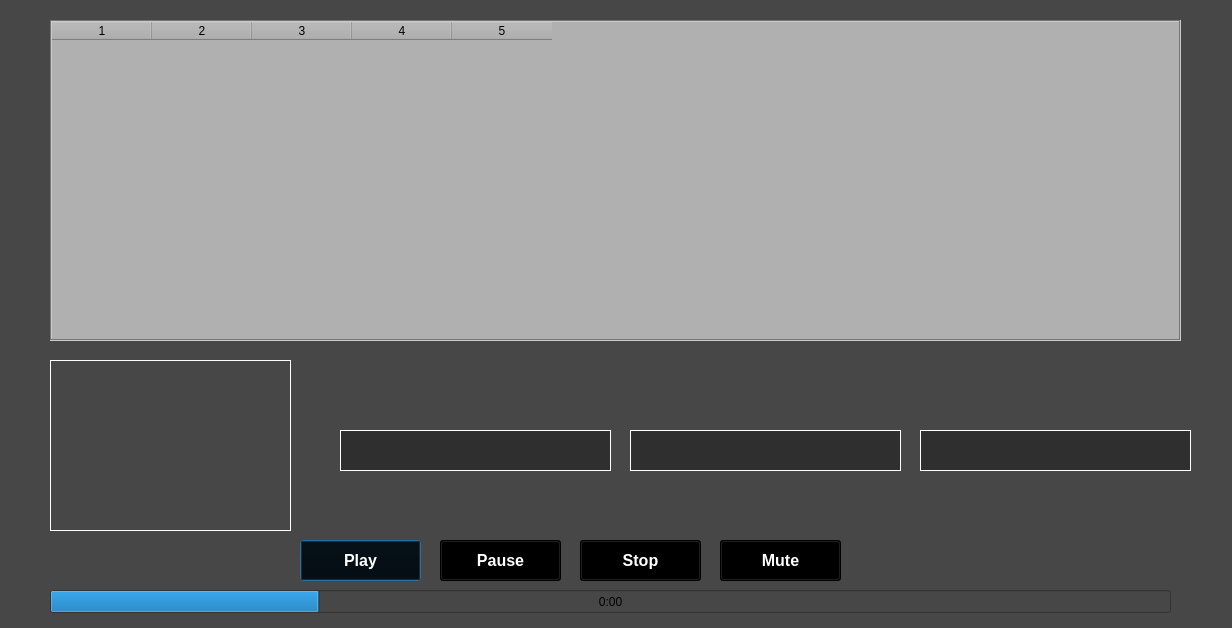
Old version of the form GestorCanciones/reproductor.ui in the repository J-Pinos3/EJERCICIOS_CPP.
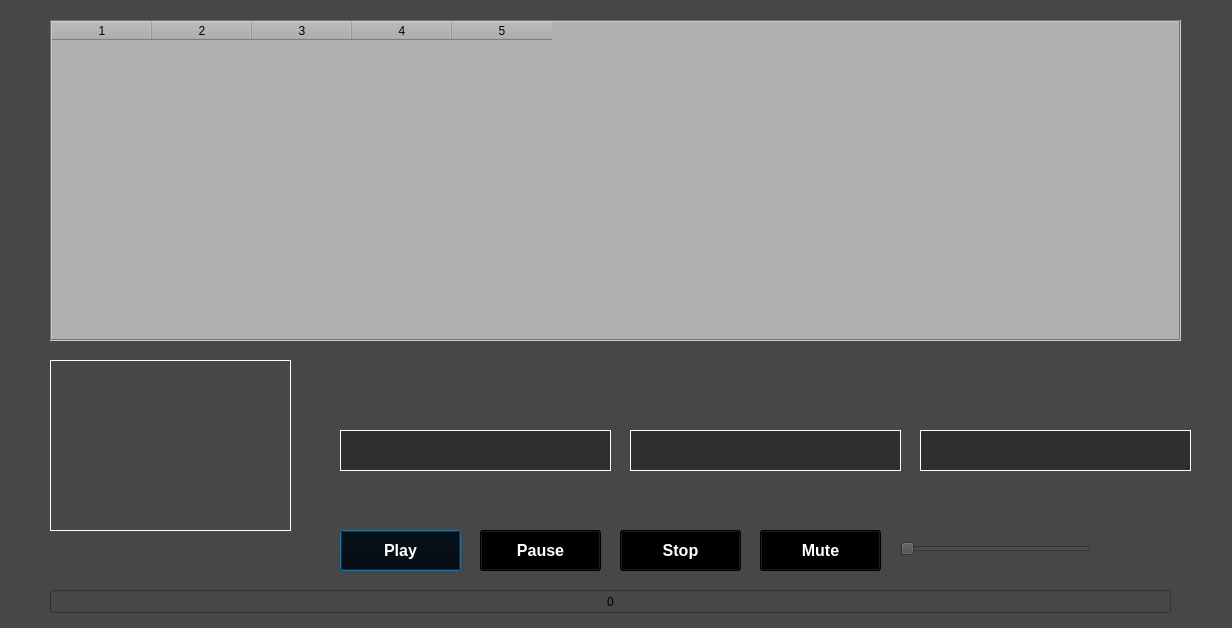
New version of the form.

What changed in the file:
```diff
--- a/GestorCanciones/reproductor.ui
+++ b/GestorCanciones/reproductor.ui
@@ -51,17 +51,17 @@
     </rect>
    </property>
    <property name="value">
-    <number>24</number>
+    <number>0</number>
    </property>
    <property name="format">
-    <string>0:00</string>
+    <string>0</string>
    </property>
   </widget>
   <widget class="QPushButton" name="btnPlay">
    <property name="geometry">
     <rect>
-     <x>300</x>
-     <y>540</y>
+     <x>340</x>
+     <y>530</y>
      <width>121</width>
      <height>41</height>
     </rect>
@@ -89,8 +89,8 @@
   <widget class="QPushButton" name="btnPause">
    <property name="geometry">
     <rect>
-     <x>440</x>
-     <y>540</y>
+     <x>480</x>
+     <y>530</y>
      <width>121</width>
      <height>41</height>
     </rect>
@@ -115,8 +115,8 @@
   <widget class="QPushButton" name="btnStop">
    <property name="geometry">
     <rect>
-     <x>580</x>
-     <y>540</y>
+     <x>620</x>
+     <y>530</y>
      <width>121</width>
      <height>41</height>
     </rect>
@@ -141,8 +141,8 @@
   <widget class="QPushButton" name="btnMute">
    <property name="geometry">
     <rect>
-     <x>720</x>
-     <y>540</y>
+     <x>760</x>
+     <y>530</y>
      <width>121</width>
      <height>41</height>
     </rect>
@@ -280,6 +280,19 @@
     <number>0</number>
    </property>
   </widget>
+  <widget class="QSlider" name="volumen">
+   <property name="geometry">
+    <rect>
+     <x>900</x>
+     <y>540</y>
+     <width>191</width>
+     <height>18</height>
+    </rect>
+   </property>
+   <property name="orientation">
+    <enum>Qt::Horizontal</enum>
+   </property>
+  </widget>
  </widget>
  <resources/>
  <connections/>
```
Left out of the diff: 4 changed lines with no effect on the pictures.
